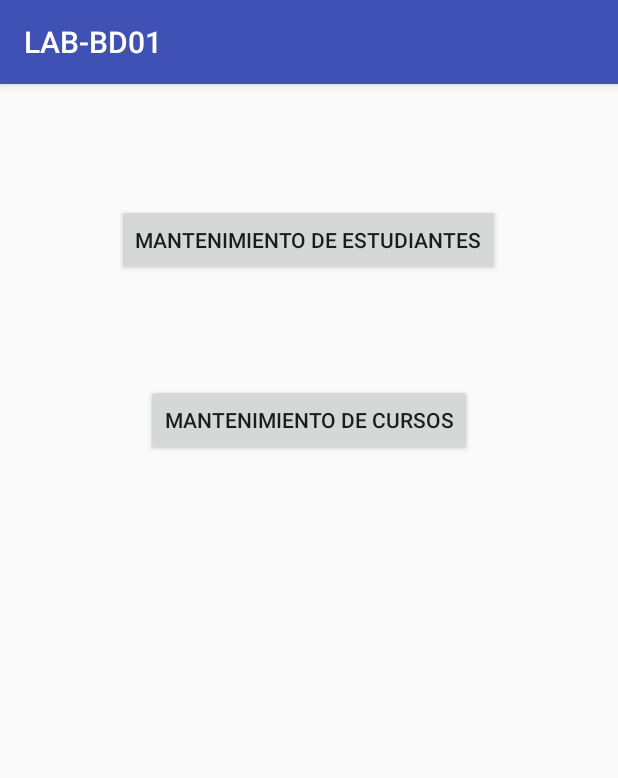
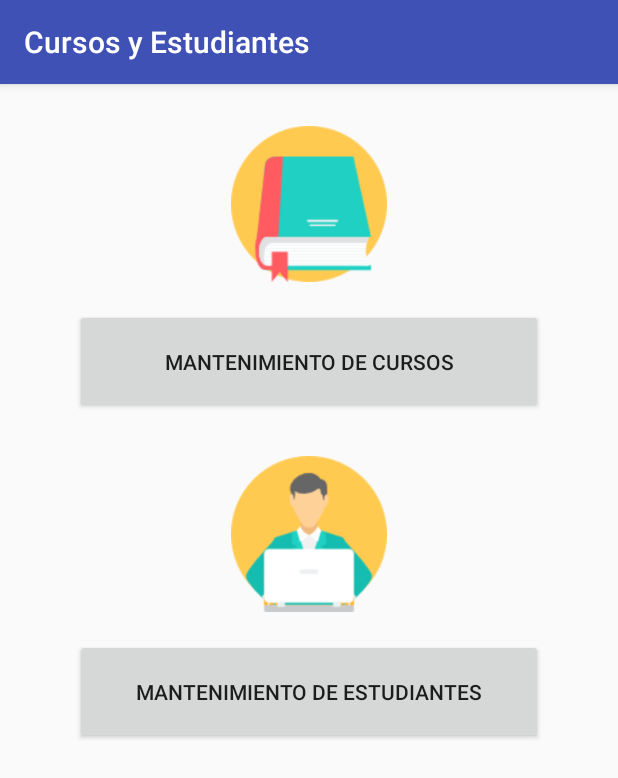
Before and after one commit to PrograMovil/Lab-BaseDatos, an Android app: the screen it shows after launch (MainActivity), on a phone screen of 412 x 824 dp. Shown: the top 778 px of the screen. Run offline under Robolectric (Android 15) with nearby library versions, the phone set to English and light mode, and no system bars.

Commit message:
mejorando home

```diff
--- a/app/src/main/java/com/lab_bd01/MainActivity.java
+++ b/app/src/main/java/com/lab_bd01/MainActivity.java
@@ -22,6 +22,7 @@ public class MainActivity extends AppCompatActivity {
     protected void onCreate(Bundle savedInstanceState) {
         super.onCreate(savedInstanceState);
         setContentView(R.layout.activity_main);
+        this.setTitle("Cursos y Estudiantes");
 
         btnCrudCur=(Button) findViewById(R.id.botonCrudCursos);
         btnCrudEst=(Button) findViewById(R.id.botonCrudEstudiantes);
--- a/app/src/main/res/layout/activity_main.xml
+++ b/app/src/main/res/layout/activity_main.xml
@@ -1,28 +1,51 @@
 <?xml version="1.0" encoding="utf-8"?>
-<RelativeLayout xmlns:android="http://schemas.android.com/apk/res/android"
+<LinearLayout xmlns:android="http://schemas.android.com/apk/res/android"
     xmlns:app="http://schemas.android.com/apk/res-auto"
     xmlns:tools="http://schemas.android.com/tools"
     android:layout_width="match_parent"
     android:layout_height="match_parent"
     android:orientation="vertical"
-    tools:context="com.lab_bd01.MainActivity">
+    tools:context=".MainActivity">
 
+    <ImageView
+        android:id="@+id/cursosMantenimiento"
+        android:layout_width="120dip"
+        android:layout_height="120dip"
+        android:padding="@dimen/icon_padding"
+        android:src="@drawable/book"
+        android:layout_marginTop="20dp"
+        android:layout_gravity="center"/>
+
+    <Button
+        android:id="@+id/botonCrudCursos"
+        android:layout_width="match_parent"
+        android:layout_height="70dp"
+        android:layout_below="@+id/botonCrudEstudiantes"
+        android:layout_centerHorizontal="true"
+        android:layout_marginTop="10dp"
+        android:layout_marginLeft="50dp"
+        android:layout_marginRight="50dp"
+        android:text="Mantenimiento de Cursos" />
+
+    <ImageView
+        android:id="@+id/estudiantesMantenimiento"
+        android:layout_width="120dip"
+        android:layout_height="120dip"
+        android:padding="@dimen/icon_padding"
+        android:src="@drawable/student"
+        android:layout_marginTop="20dp"
+        android:layout_gravity="center"/>
 
     <Button
         android:id="@+id/botonCrudEstudiantes"
-        android:layout_width="wrap_content"
-        android:layout_height="wrap_content"
+        android:layout_width="match_parent"
+        android:layout_height="70dp"
         android:layout_alignParentTop="true"
         android:layout_centerHorizontal="true"
-        android:layout_marginTop="80dp"
+        android:layout_marginTop="10dp"
+        android:layout_marginLeft="50dp"
+        android:layout_marginRight="50dp"
         android:text="Mantenimiento de Estudiantes" />
 
-    <Button
-        android:id="@+id/botonCrudCursos"
-        android:layout_width="wrap_content"
-        android:layout_height="wrap_content"
-        android:layout_below="@+id/botonCrudEstudiantes"
-        android:layout_centerHorizontal="true"
-        android:layout_marginTop="72dp"
-        android:text="Mantenimiento de Cursos" />
-</RelativeLayout>
+
+</LinearLayout>
```
Also changed, not shown: app/src/main/res/drawable/book.png (added), app/src/main/res/drawable/student.png (added).
